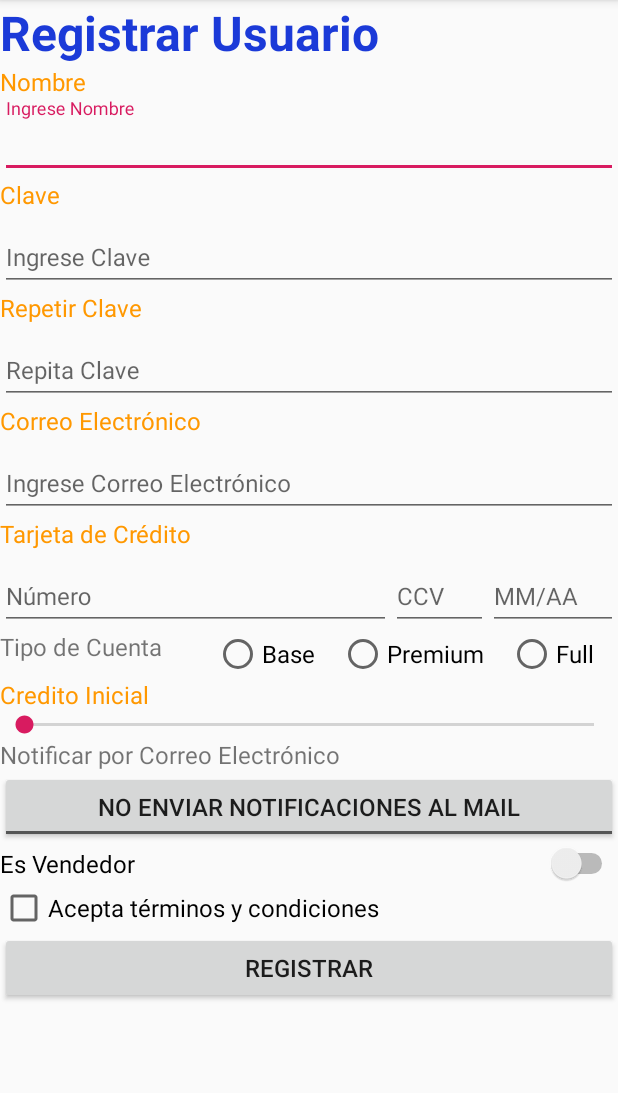
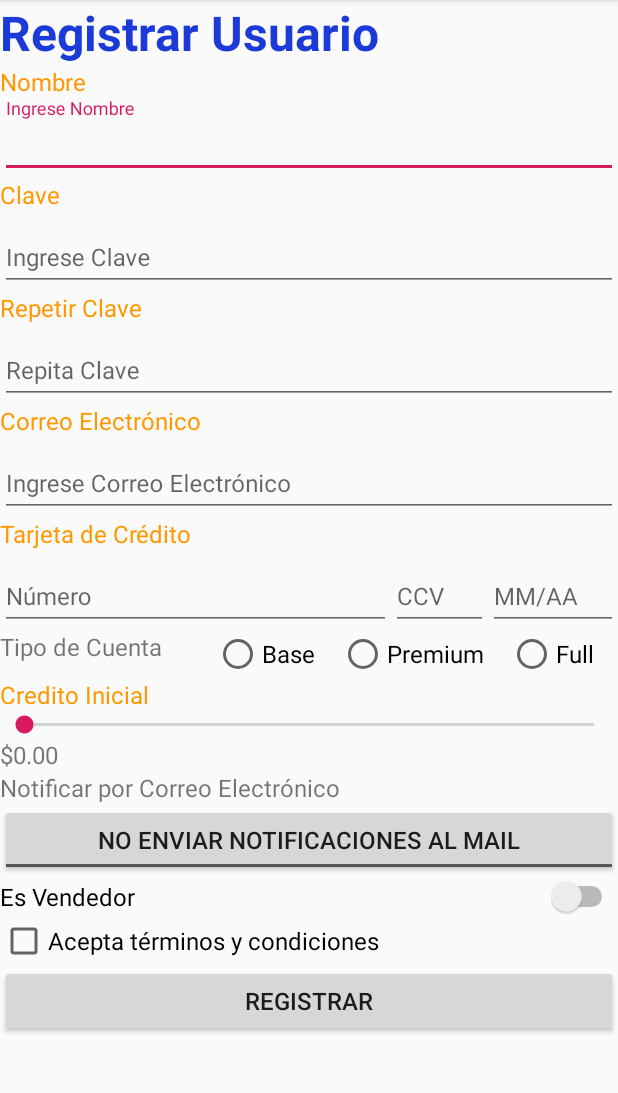
Before and after one commit to HerniiGoH/SendMeal, an Android app: the screen it shows after launch (MainActivity), on a phone screen of 412 x 824 dp, the part 84-1177 px from its top. Run offline under Robolectric (Android 15) with nearby library versions, the phone set to English and light mode, and no system bars.

Commit message:
"Interfaces Version 2: Credito Inicial muestra el progreso"

```diff
--- a/app/src/main/java/isi/dam/sendmeal/MainActivity.java
+++ b/app/src/main/java/isi/dam/sendmeal/MainActivity.java
@@ -5,7 +5,11 @@ import androidx.appcompat.app.AppCompatActivity;
 import android.os.Bundle;
 import android.view.View;
 import android.widget.CompoundButton;
+import android.widget.SeekBar;
 import android.widget.Switch;
+import android.widget.TextView;
+
+import java.text.DecimalFormat;
 
 public class MainActivity extends AppCompatActivity {
 
@@ -14,7 +18,13 @@ public class MainActivity extends AppCompatActivity {
         super.onCreate(savedInstanceState);
         setContentView(R.layout.activity_main);
 
+        final DecimalFormat formatoMonto = new DecimalFormat("$0.00");
+
+        SeekBar credito = findViewById(R.id.IngresoCredito);
         Switch esVendedor = findViewById(R.id.ButtonEsVendedor);
+        final TextView montoCredito = findViewById(R.id.MontoCredito);
+
+        montoCredito.setText(formatoMonto.format(0));
 
         esVendedor.setOnCheckedChangeListener(new CompoundButton.OnCheckedChangeListener(){
 
@@ -29,6 +39,21 @@ public class MainActivity extends AppCompatActivity {
 
         });
 
+        credito.setOnSeekBarChangeListener(new SeekBar.OnSeekBarChangeListener(){
+            @Override
+            public void onProgressChanged(SeekBar seekBar, int progress, boolean fromUser){
+                int val = (progress * (seekBar.getWidth() - 2 * seekBar.getThumbOffset())) / seekBar.getMax();
+                montoCredito.setText(formatoMonto.format(val));
+                montoCredito.setX(seekBar.getX() + val + seekBar.getThumbOffset() / 2);
+            }
+
+            @Override
+            public void onStartTrackingTouch(SeekBar seekBar) {}
+
+            @Override
+            public void onStopTrackingTouch(SeekBar seekBar) {}
+        });
+
     }
 
 }
--- a/app/src/main/res/layout/activity_main.xml
+++ b/app/src/main/res/layout/activity_main.xml
@@ -175,13 +175,13 @@
             <RadioGroup
                 android:layout_width="match_parent"
                 android:layout_height="wrap_content"
-                android:layout_weight="0.75">
+                android:layout_weight="0.75"
+                android:orientation="horizontal">
 
                 <LinearLayout
                     android:layout_width="match_parent"
                     android:layout_height="wrap_content"
-                    android:layout_weight="0.3"
-                    android:orientation="horizontal">
+                    android:layout_weight="0.3">
 
                     <RadioButton
                         android:id="@+id/ButtonBase"
@@ -220,11 +220,23 @@
             android:textColor="@color/colorEtiqueta"
             android:text="@string/CreditoInicialString" />
 
-        <SeekBar
-            android:id="@+id/IngresoCredito"
+        <LinearLayout
             android:layout_width="match_parent"
-            android:layout_height="wrap_content"
-            android:max="1500" />
+            android:layout_height="match_parent"
+            android:orientation="vertical">
+
+            <SeekBar
+                android:id="@+id/IngresoCredito"
+                android:layout_width="match_parent"
+                android:layout_height="wrap_content"
+                android:max="1500" />
+
+            <TextView
+                android:id="@+id/MontoCredito"
+                android:textSize="@dimen/etiquetas"
+                android:layout_width="match_parent"
+                android:layout_height="wrap_content" />
+        </LinearLayout>
 
         <TextView
             android:id="@+id/Notificar"
```
